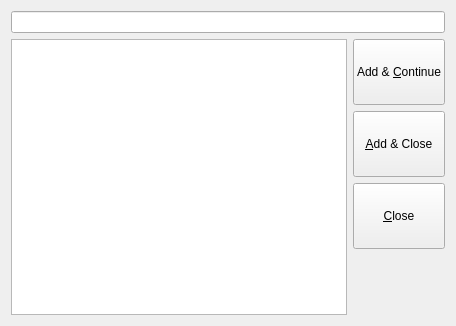
First picture: the form in searchWidget.ui, repository thomaslundgaard/Pimp, before the edit.
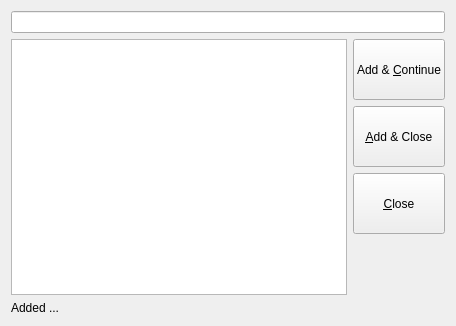
Second picture: the form after the edit.

What changed in the file:
```diff
--- a/searchWidget.ui
+++ b/searchWidget.ui
@@ -114,6 +114,19 @@
        </item>
       </layout>
      </item>
+     <item>
+      <widget class="QLabel" name="infoLabel">
+       <property name="enabled">
+        <bool>true</bool>
+       </property>
+       <property name="styleSheet">
+        <string notr="true"/>
+       </property>
+       <property name="text">
+        <string>Added ...</string>
+       </property>
+      </widget>
+     </item>
     </layout>
    </item>
   </layout>
```
